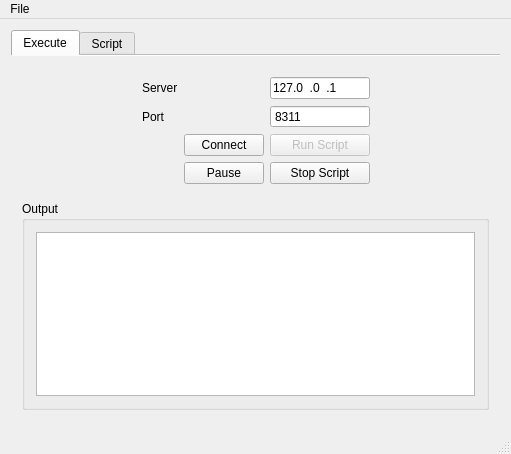
The window that client/RoboTutorClient/RoboTutorClient.ui (jettan/robotutor) describes before a commit, drawn with Qt 5.
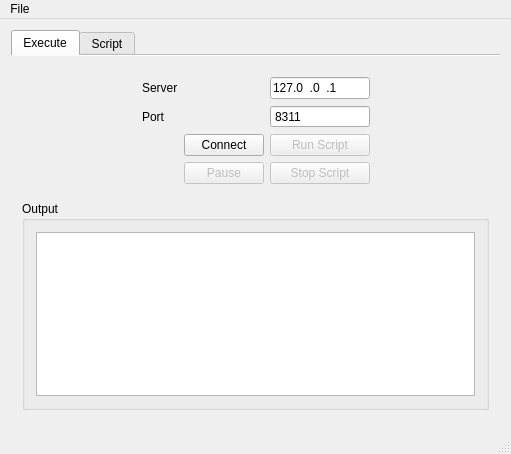
The same window after the commit. Custom widgets are drawn as their Qt base class.

What changed in the file:
```diff
--- a/client/RoboTutorClient/RoboTutorClient.ui
+++ b/client/RoboTutorClient/RoboTutorClient.ui
@@ -159,6 +159,9 @@
           </item>
           <item row="3" column="3">
            <widget class="QPushButton" name="stopButton">
+            <property name="enabled">
+             <bool>false</bool>
+            </property>
             <property name="text">
              <string>Stop Script</string>
             </property>
@@ -166,6 +169,9 @@
           </item>
           <item row="3" column="2">
            <widget class="QPushButton" name="pauseButton">
+            <property name="enabled">
+             <bool>false</bool>
+            </property>
             <property name="text">
              <string>Pause</string>
             </property>
```
